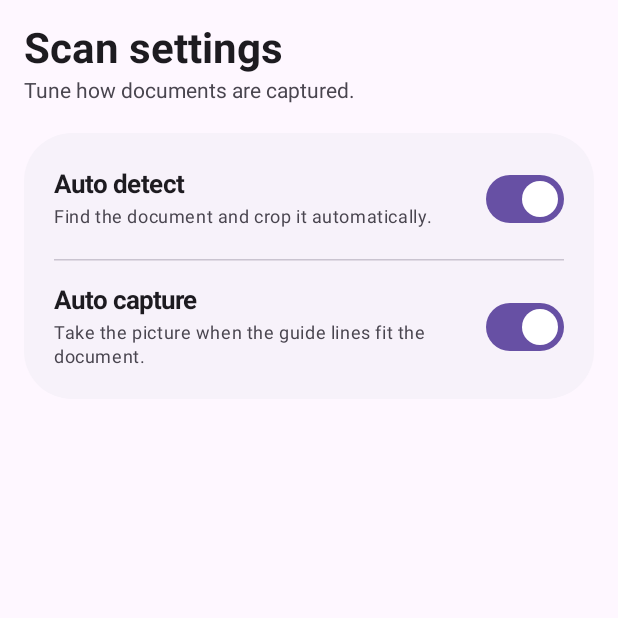
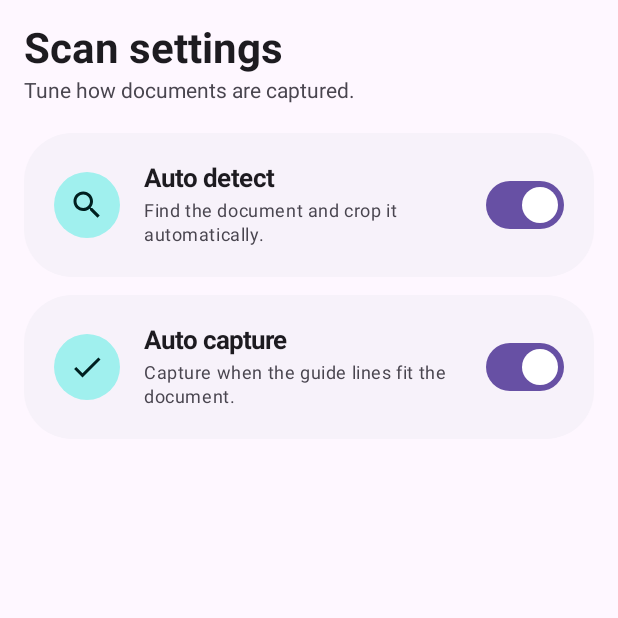
Before and after one commit to WKCW-Project/Scanify, an Android app built with Jetpack Compose: the composable SettingsScreen shown on its own in the app's theme, on a phone screen of 412 x 824 dp, the top half of it. Run offline under Robolectric (Android 15) with nearby library versions, the phone set to English and light mode, and no system bars; libraries missing offline, so code that uses them is left out: org.opencv.android, org.opencv.core, org.opencv.imgproc; 2 statements that could not run were skipped.

Commit message:
ui: use material 3 cards in settings
Change-Id: I5cad4329aac91bfb1fead50fb3b1141072651507

```diff
--- a/app/src/main/java/com/wkcw/scanify/ui/SettingsScreen.kt
+++ b/app/src/main/java/com/wkcw/scanify/ui/SettingsScreen.kt
@@ -1,5 +1,6 @@
 package com.wkcw.scanify.ui
 
+import androidx.compose.foundation.layout.Box
 import androidx.compose.foundation.layout.Column
 import androidx.compose.foundation.layout.Row
 import androidx.compose.foundation.layout.Spacer
@@ -7,7 +8,15 @@ import androidx.compose.foundation.layout.fillMaxSize
 import androidx.compose.foundation.layout.fillMaxWidth
 import androidx.compose.foundation.layout.height
 import androidx.compose.foundation.layout.padding
-import androidx.compose.material3.HorizontalDivider
+import androidx.compose.foundation.layout.size
+import androidx.compose.foundation.layout.width
+import androidx.compose.foundation.shape.CircleShape
+import androidx.compose.material.icons.Icons
+import androidx.compose.material.icons.filled.Check
+import androidx.compose.material.icons.filled.Search
+import androidx.compose.material3.Card
+import androidx.compose.material3.CardDefaults
+import androidx.compose.material3.Icon
 import androidx.compose.material3.MaterialTheme
 import androidx.compose.material3.Surface
 import androidx.compose.material3.Switch
@@ -15,14 +24,13 @@ import androidx.compose.material3.Text
 import androidx.compose.runtime.Composable
 import androidx.compose.ui.Alignment
 import androidx.compose.ui.Modifier
+import androidx.compose.ui.graphics.vector.ImageVector
 import androidx.compose.ui.unit.dp
 import com.wkcw.scanify.ScanViewModel
 
 @Composable
 fun SettingsScreen(vm: ScanViewModel) {
-    Column(
-        Modifier.fillMaxSize().padding(16.dp),
-    ) {
+    Column(Modifier.fillMaxSize().padding(16.dp)) {
         Text("Scan settings", style = MaterialTheme.typography.headlineMedium)
         Spacer(Modifier.height(4.dp))
         Text(
@@ -32,38 +40,58 @@ fun SettingsScreen(vm: ScanViewModel) {
         )
         Spacer(Modifier.height(20.dp))
 
-        Surface(
-            Modifier.fillMaxWidth(),
-            shape = MaterialTheme.shapes.large,
-            color = MaterialTheme.colorScheme.surfaceContainerLow,
-        ) {
-            Column(Modifier.padding(20.dp)) {
-                SettingToggle(
+        SettingCard(
+            icon = Icons.Filled.Search,
             title = "Auto detect",
             description = "Find the document and crop it automatically.",
             checked = vm.autoDetect,
             onCheckedChange = vm::updateAutoDetect,
         )
-                HorizontalDivider(Modifier.padding(vertical = 16.dp))
-                SettingToggle(
+        Spacer(Modifier.height(12.dp))
+        SettingCard(
+            icon = Icons.Filled.Check,
             title = "Auto capture",
-                    description = "Take the picture when the guide lines fit the document.",
+            description = "Capture when the guide lines fit the document.",
             checked = vm.autoCapture,
             onCheckedChange = vm::updateAutoCapture,
         )
     }
 }
-    }
-}
 
 @Composable
-private fun SettingToggle(
+private fun SettingCard(
+    icon: ImageVector,
     title: String,
     description: String,
     checked: Boolean,
     onCheckedChange: (Boolean) -> Unit,
 ) {
-    Row(verticalAlignment = Alignment.CenterVertically) {
+    Card(
+        Modifier.fillMaxWidth(),
+        shape = MaterialTheme.shapes.large,
+        colors = CardDefaults.cardColors(
+            containerColor = MaterialTheme.colorScheme.surfaceContainerLow,
+        ),
+    ) {
+        Row(
+            Modifier.padding(20.dp),
+            verticalAlignment = Alignment.CenterVertically,
+        ) {
+            Surface(
+                Modifier.size(44.dp),
+                shape = CircleShape,
+                color = MaterialTheme.colorScheme.secondaryContainer,
+            ) {
+                Box(Modifier.fillMaxSize(), Alignment.Center) {
+                    Icon(
+                        icon,
+                        contentDescription = null,
+                        tint = MaterialTheme.colorScheme.onSecondaryContainer,
+                    )
+                }
+            }
+
+            Spacer(Modifier.width(16.dp))
             Column(Modifier.weight(1f)) {
                 Text(title, style = MaterialTheme.typography.titleMedium)
                 Spacer(Modifier.height(4.dp))
@@ -73,6 +101,9 @@ private fun SettingToggle(
                     color = MaterialTheme.colorScheme.onSurfaceVariant,
                 )
             }
+
+            Spacer(Modifier.width(12.dp))
             Switch(checked = checked, onCheckedChange = onCheckedChange)
         }
     }
+}
```
Lines whose indentation alone changed are shown as unchanged.
